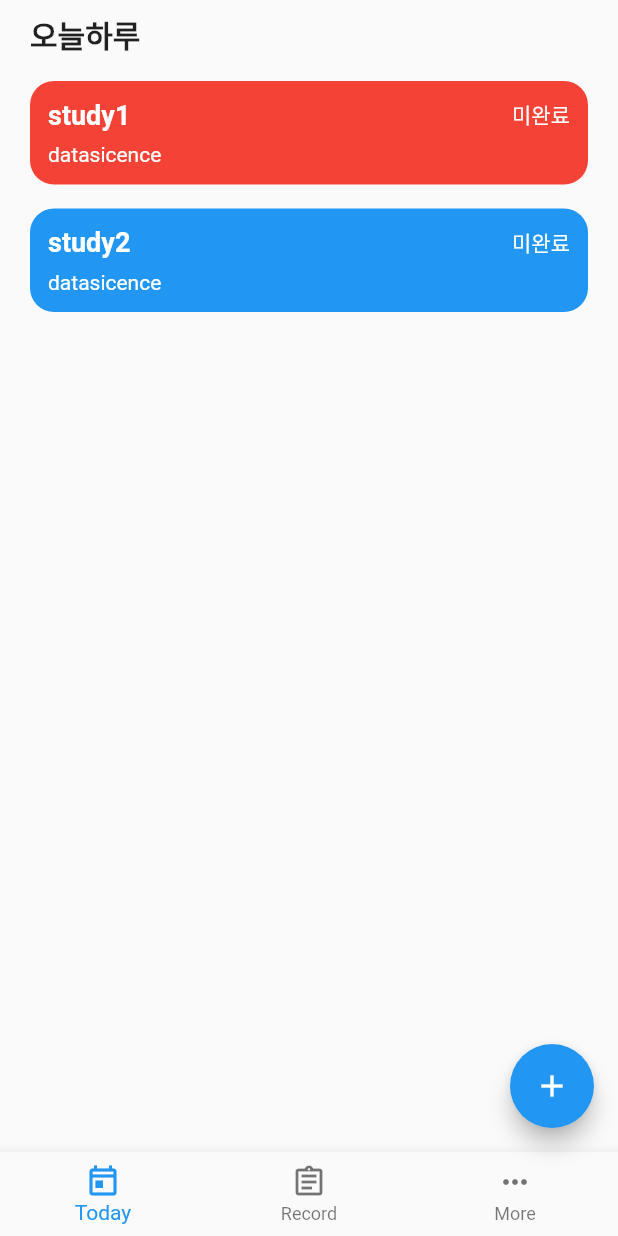
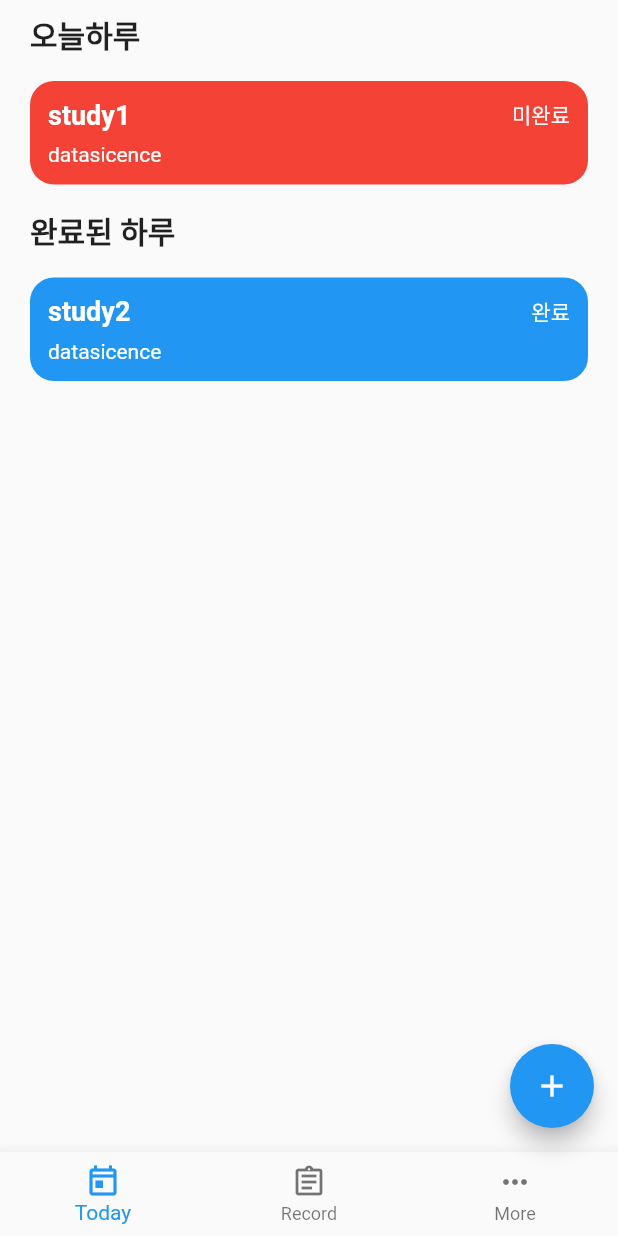
Before and after one commit to kish191919/Flutter_Projects, a Flutter app: the screen it shows after launch, on a phone screen of 412 x 824 dp. Run offline on Flutter 3.47's test engine with Material 2 defaults, Android fonts, the phone set to English and light mode, and no system bars; our stand-ins replace sqflite; accounts and stored records are empty.

Commit message:
practice TodoList03-ch2-3

```diff
--- a/todo7/lib/main.dart
+++ b/todo7/lib/main.dart
@@ -1,6 +1,8 @@
 import 'package:flutter/material.dart';
+import 'package:todo7/write.dart';
 
 import 'data/todo.dart';
+import 'data/utils.dart';
 
 void main() {
   runApp(MyApp());
@@ -47,7 +49,7 @@ class _MyHomePageState extends State<MyHomePage> {
         title: "study2",
         memo: "datasicence",
         color: Colors.blue.value,
-        done: 0,
+        done: 1,
         category: "study",
         date: 20230511
     ),
@@ -65,6 +67,32 @@ class _MyHomePageState extends State<MyHomePage> {
     return Scaffold(
       appBar: PreferredSize(
           child: AppBar(), preferredSize: Size.fromHeight(0),),
+      floatingActionButton : FloatingActionButton(
+        child: Icon(Icons.add, color: Colors.white,),
+        onPressed: ()async{
+
+          // 화면이동을 해야합니다.
+         Todo todo = await Navigator.of(context).push(MaterialPageRoute(builder: (ctx)=>TodoWritePage(
+            todo: Todo(
+              title: "",
+              color: 0,
+              memo: "",
+              done: 0,
+              category: "",
+              date: Utils.getFormatTime(DateTime.now())
+            ),
+
+
+          )));
+
+         setState(() {
+           todos.add(todo);
+         });
+
+
+
+        },
+      ),
       body: ListView.builder(
           itemBuilder: (ctx, idx){
             if (idx ==0){
@@ -73,34 +101,54 @@ class _MyHomePageState extends State<MyHomePage> {
                 margin: EdgeInsets.symmetric(vertical: 8, horizontal: 20),
               );
             } else if(idx==1){
+              List<Todo> undone = todos.where((t){
+                return t.done == 0;
+              }).toList();
               return Container(
                 child: Column(
-                  children : List.generate(todos.length, (_idx){
-                    Todo t = todos[_idx];
-                    return Container(
-                      decoration: BoxDecoration(
-                        color: Color(t.color),
-                        borderRadius: BorderRadius.circular(16)
-                      ),
-                      padding: EdgeInsets.symmetric(vertical: 12, horizontal: 12),
-                      margin: EdgeInsets.symmetric(vertical: 8, horizontal: 20),
-                      child: Column(
-                        crossAxisAlignment: CrossAxisAlignment.start,
-                        children: [
-                          Row(
-                            mainAxisAlignment: MainAxisAlignment.spaceBetween,
-                            children: [
-                              Text(t.title, style: TextStyle(fontSize: 18, color: Colors.white, fontWeight: FontWeight.bold),),
-                              Text(t.done == 0 ? "미완료" :"완료", style: TextStyle(color: Colors.white),)
-                            ],
-                          ),
-                          Container(height: 8,),
-                          Text(t.memo, style: TextStyle(color: Colors.white))
-                        ],
-                      ),
-                    );
+                  children : List.generate(undone.length, (_idx){
+                    Todo t = undone[_idx];
+                    return InkWell(child: TodoCardWidget(t: t),
+                    onTap: (){
+                      setState(() {
+                        if(t.done ==0){
+                          t.done = 1;
+                        }else{
+                          t.done = 0;
+                        }
+                      });
+                    },);
                   // return Text("$_idx");
                 }),
+                ),
+              );
+            } else if (idx ==2){
+              return Container(
+                child: Text("완료된 하루", style: TextStyle(fontSize: 20, fontWeight: FontWeight.bold),),
+                margin: EdgeInsets.symmetric(vertical: 8, horizontal: 20),
+              );
+            } else if(idx==3){
+              List<Todo> done = todos.where((t){
+                return t.done == 1;
+              }).toList();
+
+              return Container(
+                child: Column(
+                  children : List.generate(done.length, (_idx){
+                    Todo t = done[_idx];
+                    return InkWell(child: TodoCardWidget(t: t),
+                    onTap: (){
+                      setState(() {
+                        if(t.done==0){
+                          t.done = 1;
+                        }else{
+                          t.done = 0;
+                        }
+                      });
+                    },
+                    );
+                    // return Text("$_idx");
+                  }),
                 ),
               );
             }
@@ -109,13 +157,6 @@ class _MyHomePageState extends State<MyHomePage> {
 
           },
         itemCount: 4,
-      ),
-
-
-      floatingActionButton: FloatingActionButton(
-        onPressed: _incrementCounter,
-        tooltip: 'Increment',
-        child: Icon(Icons.add),
       ),
       bottomNavigationBar: BottomNavigationBar(
         items: [
@@ -128,3 +169,37 @@ class _MyHomePageState extends State<MyHomePage> {
     );
   }
 }
+
+class TodoCardWidget extends StatelessWidget {
+
+  final Todo t;
+
+  TodoCardWidget({Key key, this.t}):super(key: key);
+
+  @override
+  Widget build(BuildContext context) {
+    // TODO: implement build
+    return Container(
+      decoration: BoxDecoration(
+          color: Color(t.color),
+          borderRadius: BorderRadius.circular(16)
+      ),
+      padding: EdgeInsets.symmetric(vertical: 12, horizontal: 12),
+      margin: EdgeInsets.symmetric(vertical: 8, horizontal: 20),
+      child: Column(
+        crossAxisAlignment: CrossAxisAlignment.start,
+        children: [
+          Row(
+            mainAxisAlignment: MainAxisAlignment.spaceBetween,
+            children: [
+              Text(t.title, style: TextStyle(fontSize: 18, color: Colors.white, fontWeight: FontWeight.bold),),
+              Text(t.done == 0 ? "미완료" :"완료", style: TextStyle(color: Colors.white),)
+            ],
+          ),
+          Container(height: 8,),
+          Text(t.memo, style: TextStyle(color: Colors.white))
+        ],
+      ),
+    );
+  }
+}
```
Also changed, not shown: todo7/lib/write.dart (added, +142 -0 lines).
